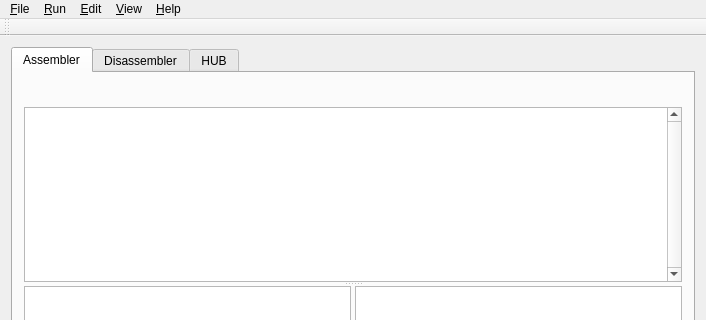
First picture: the form in mainwindow.ui, repository pullmoll/p2emu, before the edit; both pictures show x 0 to 706 and y 0 to 320 of the 706 by 506 pixel window.
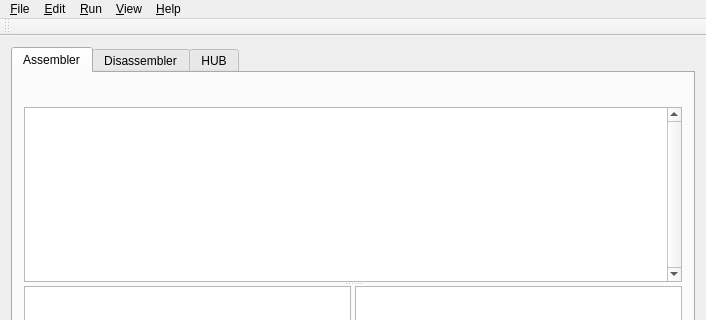
Second picture: the form after the edit. Icons and pictures are not drawn. Custom widgets are drawn as their Qt base class.

```diff
--- a/mainwindow.ui
+++ b/mainwindow.ui
@@ -335,8 +335,8 @@
     <addaction name="action_SingleStep"/>
    </widget>
    <addaction name="menu_File"/>
-   <addaction name="menu_Run"/>
    <addaction name="menu_Edit"/>
+   <addaction name="menu_Run"/>
    <addaction name="menu_View"/>
    <addaction name="menu_Help"/>
   </widget>
```
Left out of the diff: 29 changed lines with no effect on the pictures.
